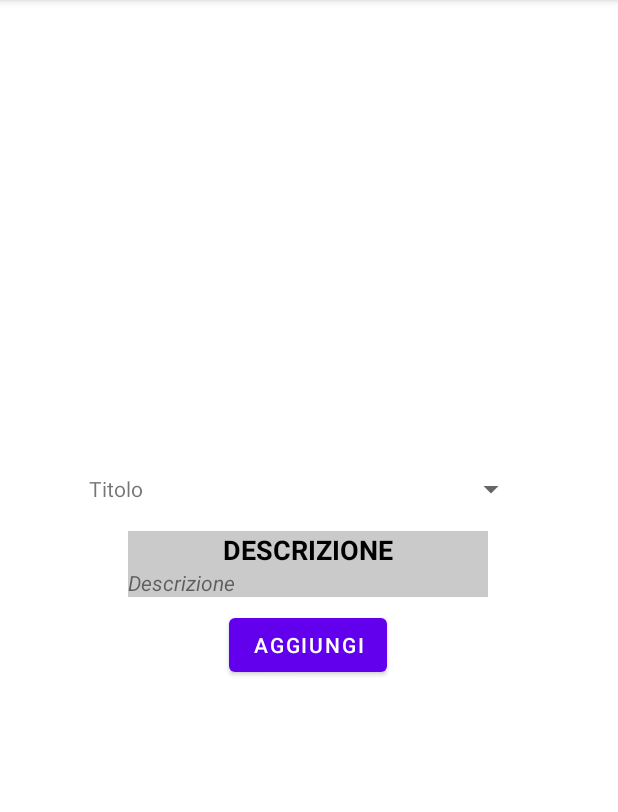
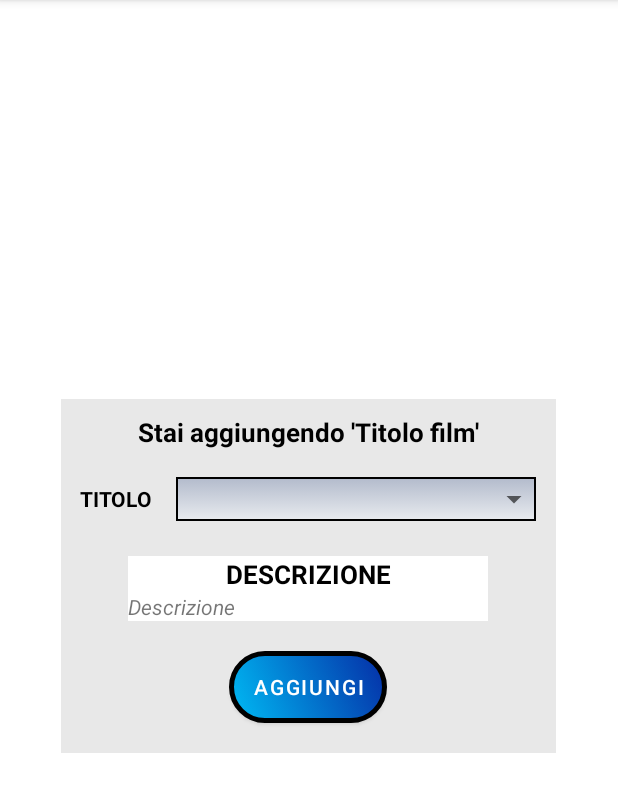
Before and after one commit to thewizard322/cinemates20, an Android app: the fragment AggiungiAListaPersonalizzataFragment shown on its own in the app's theme, on a phone screen of 412 x 824 dp, the part 84-896 px from its top. Run offline under Robolectric (Android 15) with nearby library versions, the phone set to English and light mode, and no system bars.

Commit message:
Implementata funzionalità aggiungi film a lista personalizzata

```diff
--- a/app/src/main/java/com/example/cinemates20/View/Fragment/AggiungiAListaPersonalizzataFragment.java
+++ b/app/src/main/java/com/example/cinemates20/View/Fragment/AggiungiAListaPersonalizzataFragment.java
@@ -1,5 +1,8 @@
 package com.example.cinemates20.View.Fragment;
 
+import android.app.AlertDialog;
+import android.app.ProgressDialog;
+import android.content.DialogInterface;
 import android.os.Bundle;
 import android.view.LayoutInflater;
 import android.view.View;
@@ -14,7 +17,6 @@ import androidx.fragment.app.Fragment;
 
 import com.example.cinemates20.Model.Film;
 import com.example.cinemates20.Presenter.Fragment.AggiungiAListaPersonalizzataPresenter;
-import com.example.cinemates20.Presenter.Fragment.InserisciRecensionePresenter;
 import com.example.cinemates20.R;
 
 public class AggiungiAListaPersonalizzataFragment extends Fragment {
@@ -22,6 +24,7 @@ public class AggiungiAListaPersonalizzataFragment extends Fragment {
     Spinner spinnerTitoloListaPersAggiungiAListaPers;
     TextView tvDescrizioneListaAggiungiAListaPers;
     Button bAggiungiFilmAListaPers;
+    ProgressDialog progressDialogCaricamento;
 
     @Nullable
     @Override
@@ -36,6 +39,7 @@ public class AggiungiAListaPersonalizzataFragment extends Fragment {
         spinnerTitoloListaPersAggiungiAListaPers = view.findViewById(R.id.spinnerTitoloListaPersAggiungiAListaPers);
         tvDescrizioneListaAggiungiAListaPers = view.findViewById(R.id.tvDescrizioneListaAggiungiAListaPers);
         bAggiungiFilmAListaPers = view.findViewById(R.id.bAggiungiFilmAListaPers);
+        initializeProgressDialog();
 
         Bundle bundle = getArguments();
         if (bundle != null) {
@@ -43,6 +47,13 @@ public class AggiungiAListaPersonalizzataFragment extends Fragment {
             new AggiungiAListaPersonalizzataPresenter(this,film);
         }
 
+    }
+
+    private void initializeProgressDialog(){
+        progressDialogCaricamento = new ProgressDialog(getActivity());
+        progressDialogCaricamento.setTitle("");
+        progressDialogCaricamento.setMessage("Caricamento");
+        progressDialogCaricamento.setCancelable(false);
     }
 
     public Spinner getSpinnerTitoloListaPersAggiungiAListaPers() {
@@ -57,6 +68,27 @@ public class AggiungiAListaPersonalizzataFragment extends Fragment {
         return bAggiungiFilmAListaPers;
     }
 
+    public void mostraProgressDialogCaricamento(){
+        progressDialogCaricamento.show();
+    }
+
+    public void togliProgrssDialogCaricamento(){
+        progressDialogCaricamento.dismiss();
+    }
+
+    public void mostraAlertDialogOk(String titolo, String msg){
+        AlertDialog.Builder alertDialog = new AlertDialog.Builder(getActivity())
+                .setTitle(titolo)
+                .setMessage(msg)
+                .setPositiveButton("OK", new DialogInterface.OnClickListener() {
+                    @Override
+                    public void onClick(DialogInterface dialog, int which) {
+                        dialog.dismiss();
+                    }
+                });
+        alertDialog.show();
+    }
+
     public void setTextDescrizione(String descrizione){
         tvDescrizioneListaAggiungiAListaPers.setText(descrizione);
     }
--- a/app/src/main/res/drawable/spinner_custom.xml
+++ b/app/src/main/res/drawable/spinner_custom.xml
@@ -8,7 +8,7 @@
                 <corners android:radius="0dp" />
                 <padding android:top="3dp" android:bottom="3dp" android:right="3dp" android:left="3dp" />
             </shape></item>
-        <item android:drawable="@drawable/ic_baseline_arrow_drop_down_24" android:gravity="right|bottom"></item>
+        <item android:drawable="@drawable/ic_baseline_arrow_drop_down_24" android:gravity="right|center"></item>
     </layer-list></item>
 
 </selector>
--- a/app/src/main/res/layout/fragment_aggiungialistapersonalizzata.xml
+++ b/app/src/main/res/layout/fragment_aggiungialistapersonalizzata.xml
@@ -1,5 +1,6 @@
 <?xml version="1.0" encoding="utf-8"?>
 <LinearLayout xmlns:android="http://schemas.android.com/apk/res/android"
+    xmlns:app="http://schemas.android.com/apk/res-auto"
     android:layout_width="match_parent"
     android:layout_height="match_parent"
     android:gravity="center"
@@ -8,7 +9,20 @@
     <LinearLayout
         android:layout_width="330dp"
         android:layout_height="wrap_content"
+        android:background="#E8E8E8"
+        android:gravity="center"
         android:orientation="vertical">
+
+        <TextView
+            android:id="@+id/tvTitoloFilmAggiungiAPers"
+            android:layout_width="wrap_content"
+            android:layout_height="wrap_content"
+            android:layout_margin="10dp"
+            android:gravity="center"
+            android:text="Stai aggiungendo 'Titolo film'"
+            android:textColor="#000000"
+            android:textSize="17dp"
+            android:textStyle="bold" />
 
         <LinearLayout
             android:layout_width="match_parent"
@@ -21,13 +35,17 @@
                 android:layout_width="wrap_content"
                 android:layout_height="wrap_content"
                 android:layout_margin="8dp"
-                android:text="Titolo" />
+                android:text="TITOLO"
+                android:textColor="#000000"
+                android:textStyle="bold" />
 
             <Spinner
                 android:id="@+id/spinnerTitoloListaPersAggiungiAListaPers"
                 android:layout_width="240dp"
+                android:layout_height="29dp"
                 android:layout_margin="8dp"
-                android:layout_height="wrap_content" />
+                android:background="@drawable/spinner_custom"
+                android:dropDownWidth="240dp" />
 
         </LinearLayout>
 
@@ -36,29 +54,32 @@
             android:layout_width="240dp"
             android:layout_height="wrap_content"
             android:layout_gravity="center"
-            android:layout_marginTop="8dp"
+            android:layout_marginTop="15dp"
+            android:background="#FFFFFF"
             android:gravity="center"
-            android:background="#CACACA"
-            android:textStyle="bold"
+            android:text="DESCRIZIONE"
             android:textColor="#000000"
-            android:textSize="18dp"
-            android:text="DESCRIZIONE" />
+            android:textSize="17dp"
+            android:textStyle="bold" />
 
         <TextView
             android:id="@+id/tvDescrizioneListaAggiungiAListaPers"
             android:layout_width="240dp"
             android:layout_height="wrap_content"
             android:layout_gravity="center"
-            android:background="#CACACA"
-            android:textStyle="italic"
-            android:text="Descrizione" />
+            android:background="#FFFFFF"
+            android:text="Descrizione"
+            android:textSize="14dp"
+            android:textStyle="italic" />
 
         <Button
             android:id="@+id/bAggiungiFilmAListaPers"
             android:layout_width="wrap_content"
             android:layout_height="wrap_content"
-            android:layout_margin="8dp"
             android:layout_gravity="center"
-            android:text="Aggiungi" />
+            android:layout_margin="20dp"
+            android:background="@drawable/buttonstandard_custom"
+            android:text="Aggiungi"
+            app:backgroundTint="@null" />
     </LinearLayout>
 </LinearLayout>
```
Also changed, not shown: app/src/main/java/com/example/cinemates20/DAO/ListaPersonalizzataDAO.java (+23 -1 lines), app/src/main/java/com/example/cinemates20/Presenter/Fragment/AggiungiAListaPersonalizzataPresenter.java (+50 -11 lines).
